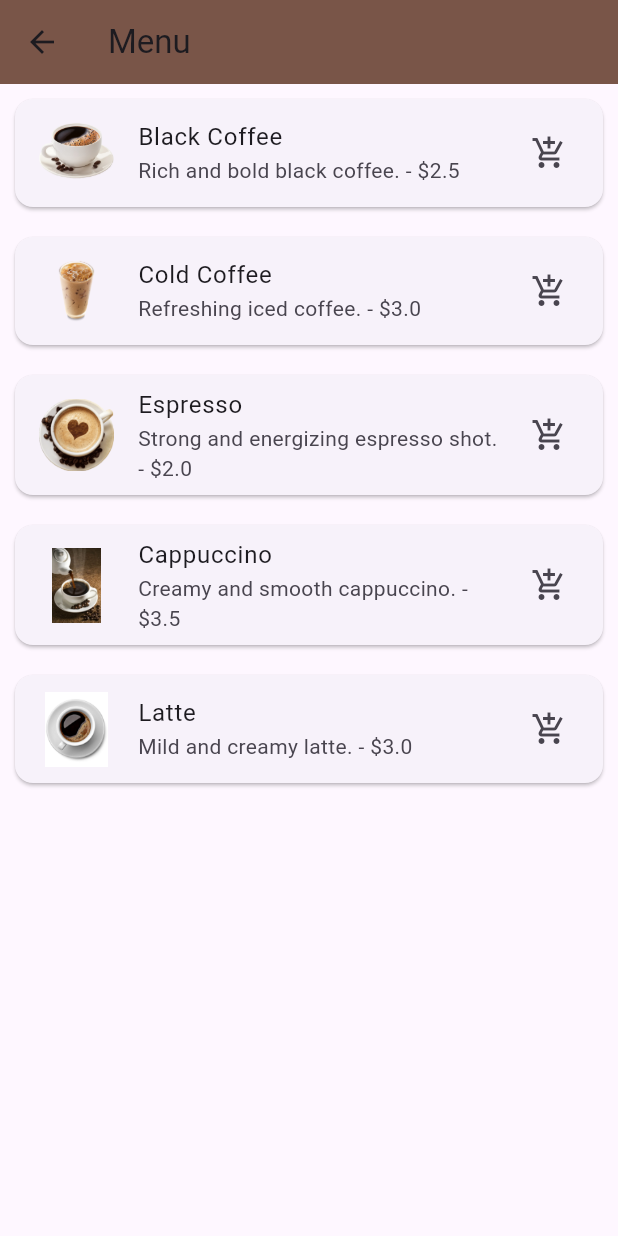
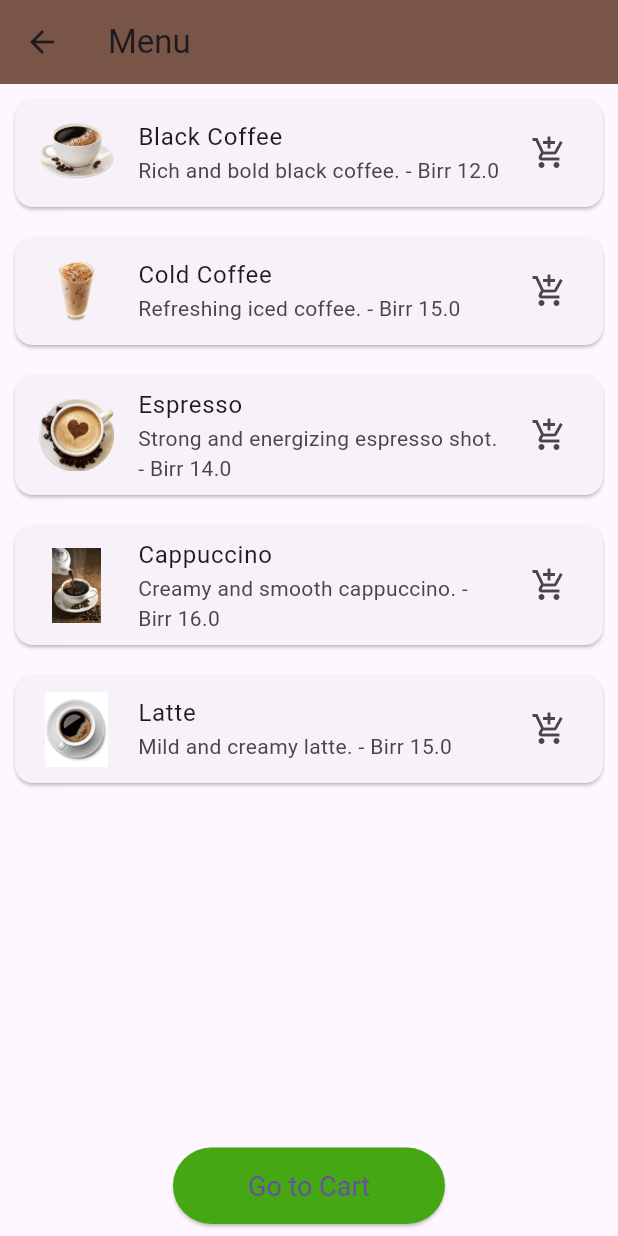
Before and after one commit to temesgen-abebayehu/tomcoffeshop, a Flutter app: the MenuScreen screen opened by its route, on a phone screen of 412 x 824 dp. Run offline on Flutter 3.47's test engine with Material 3 defaults, Android fonts, the phone set to English and light mode, and no system bars.

Commit message:
modifiy cart and menu screen

```diff
--- a/lib/screens/cart_screen.dart
+++ b/lib/screens/cart_screen.dart
@@ -15,7 +15,7 @@ class CartScreen extends StatelessWidget {
             children: [
               ...cart.cartItems.map((item) => ListTile(
                     title: Text(item.name),
-                    subtitle: Text("\$${item.price}"),
+                    subtitle: Text("Birr ${item.price}"),
                     trailing: IconButton(
                       icon: Icon(Icons.remove_circle),
                       onPressed: () {
@@ -26,7 +26,7 @@ class CartScreen extends StatelessWidget {
               Divider(),
               Padding(
                 padding: const EdgeInsets.all(8.0),
-                child: Text('Total: \$${cart.totalPrice}'),
+                child: Text('Total: Birr ${cart.totalPrice}'),
               ),
               ElevatedButton(
                 onPressed: () {
--- a/lib/screens/menu_screen.dart
+++ b/lib/screens/menu_screen.dart
@@ -9,31 +9,31 @@ class MenuScreen extends StatelessWidget {
     MenuItem(
       name: 'Black Coffee',
       description: 'Rich and bold black coffee.',
-      price: 2.5,
+      price: 12.0,
       image: 'lib/images/black_coffee.png',
     ),
     MenuItem(
       name: 'Cold Coffee',
       description: 'Refreshing iced coffee.',
-      price: 3.0,
+      price: 15.0,
       image: 'lib/images/cold_coffee.png',
     ),
     MenuItem(
       name: 'Espresso',
       description: 'Strong and energizing espresso shot.',
-      price: 2.0,
+      price: 14.0,
       image: 'lib/images/espresso.png',
     ),
     MenuItem(
       name: 'Cappuccino',
       description: 'Creamy and smooth cappuccino.',
-      price: 3.5,
+      price: 16.0,
       image: 'lib/images/drop_cup.jpg',
     ),
     MenuItem(
       name: 'Latte',
       description: 'Mild and creamy latte.',
-      price: 3.0,
+      price: 15.0,
       image: 'lib/images/good_coffee.jpg',
     ),
   ];
@@ -45,7 +45,10 @@ class MenuScreen extends StatelessWidget {
         title: Text('Menu'),
         backgroundColor: Colors.brown,
       ),
-      body: ListView.builder(
+      body: Column(
+        children: [
+          Expanded(
+            child: ListView.builder(
               itemCount: menuItems.length,
               itemBuilder: (context, index) {
                 final menuItem = menuItems[index];
@@ -54,7 +57,7 @@ class MenuScreen extends StatelessWidget {
                   child: ListTile(
                     leading: Image.asset(menuItem.image, width: 50, height: 50),
                     title: Text(menuItem.name),
-              subtitle: Text('${menuItem.description} - \$${menuItem.price}'),
+                    subtitle: Text('${menuItem.description} - Birr ${menuItem.price}'),
                     trailing: Icon(Icons.add_shopping_cart),
                     onTap: () {
                       Provider.of<CartModel>(context, listen: false).addItemToCart(CartItem(menuItem: menuItem, name: menuItem.name, price: menuItem.price, quantity: 1));
@@ -66,6 +69,24 @@ class MenuScreen extends StatelessWidget {
                 );
               },
             ),
+          ),
+          Padding(
+            padding: const EdgeInsets.all(8.0),
+            child: ElevatedButton(
+              onPressed: () {
+                // Navigate to the payment screen
+                Navigator.pushNamed(context, '/cart');
+              },
+              style: ElevatedButton.styleFrom(
+                backgroundColor: const Color.fromARGB(255, 68, 167, 19),
+                padding: const EdgeInsets.symmetric(horizontal: 50, vertical: 15),
+                textStyle: const TextStyle(fontSize: 18, color: Colors.white),
+              ),
+              child: const Text('Go to Cart'),
+            ),
+          ),
+        ],
+      ),
     );
   }
 }
```
Lines whose indentation alone changed are shown as unchanged.
